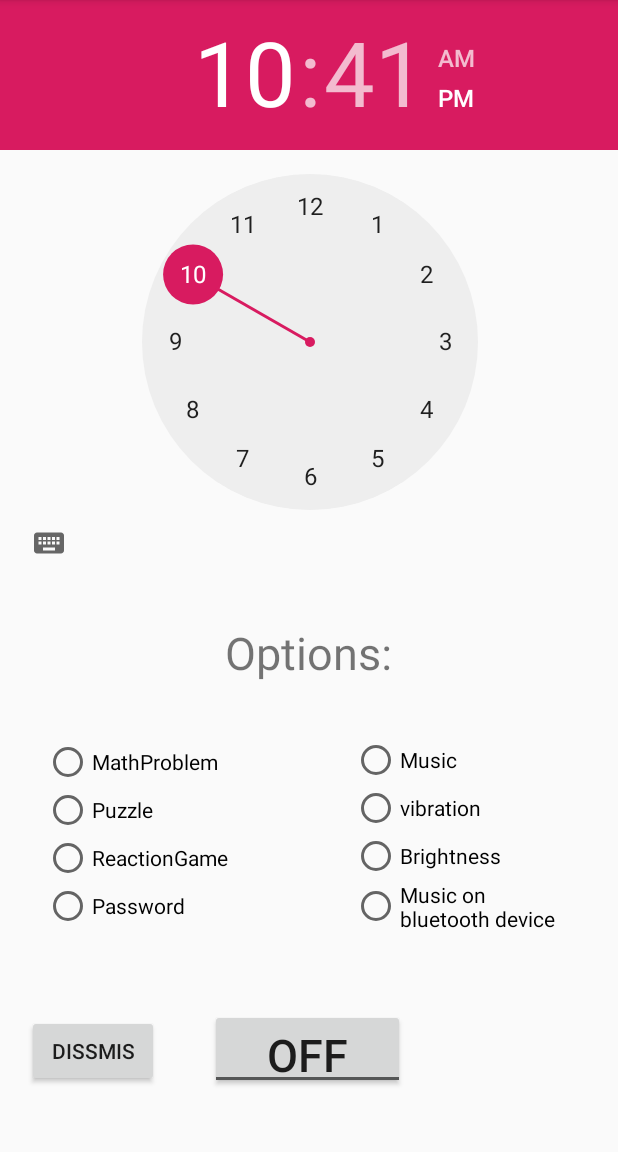
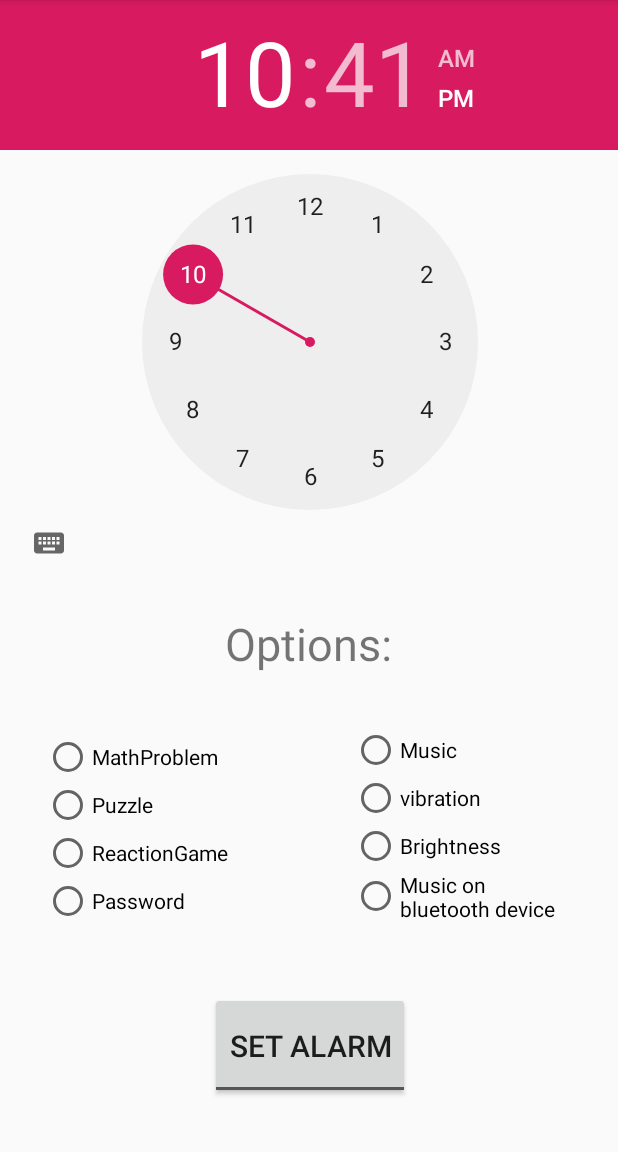
Before and after one commit to daantjee546/AlarmClockApp, an Android app: the SetAlarm screen opened directly, with no data from a screen before it, on a phone screen of 412 x 824 dp, the part 84-1236 px from its top. Run offline under Robolectric (Android 15) with nearby library versions, the phone set to English and light mode, and no system bars.

```diff
--- a/AlarmClockApp/app/src/main/res/layout/activity_set_alarm.xml
+++ b/AlarmClockApp/app/src/main/res/layout/activity_set_alarm.xml
@@ -18,15 +18,17 @@
 
     <ToggleButton
         android:id="@+id/toggleButton"
-        android:layout_width="130dp"
-        android:layout_height="53dp"
+        android:layout_width="133dp"
+        android:layout_height="71dp"
         android:layout_marginStart="140dp"
-        android:layout_marginTop="20dp"
+        android:layout_marginTop="12dp"
         android:layout_marginEnd="141dp"
-        android:layout_marginBottom="32dp"
+        android:layout_marginBottom="21dp"
         android:checked="false"
         android:onClick="setAlarm"
-        android:textSize="30sp"
+        android:textOff="Set alarm"
+        android:textOn="Cancel / dismiss"
+        android:textSize="20sp"
         app:layout_constraintBottom_toBottomOf="parent"
         app:layout_constraintEnd_toEndOf="parent"
         app:layout_constraintHorizontal_bias="0.0"
@@ -53,6 +55,7 @@
         android:layout_width="137dp"
         android:layout_height="143dp"
         android:layout_marginStart="34dp"
+        android:layout_marginTop="10dp"
         app:layout_constraintBottom_toTopOf="@+id/toggleButton"
         app:layout_constraintEnd_toStartOf="@+id/radioGroupAnnoying"
         app:layout_constraintStart_toStartOf="parent"
@@ -89,7 +92,7 @@
         android:layout_width="148dp"
         android:layout_height="151dp"
         android:layout_marginStart="68dp"
-        android:layout_marginTop="25dp"
+        android:layout_marginTop="20dp"
         android:layout_marginEnd="34dp"
         app:layout_constraintBottom_toTopOf="@+id/toggleButton"
         app:layout_constraintEnd_toEndOf="parent"
@@ -122,19 +125,4 @@
 
     </RadioGroup>
 
-    <Button
-        android:id="@+id/btnDismiss"
-        android:layout_width="wrap_content"
-        android:layout_height="wrap_content"
-        android:layout_marginStart="18dp"
-        android:layout_marginTop="35dp"
-        android:layout_marginEnd="34dp"
-        android:layout_marginBottom="38dp"
-        android:text="Dissmis"
-        app:layout_constraintBottom_toBottomOf="parent"
-        app:layout_constraintEnd_toStartOf="@+id/toggleButton"
-        app:layout_constraintStart_toStartOf="parent"
-        app:layout_constraintTop_toBottomOf="@+id/radioGroupGames"
-        android:onClick="dismissAlarm"/>
-
 </androidx.constraintlayout.widget.ConstraintLayout>
```
Also changed, not shown: AlarmClockApp/app/src/main/AndroidManifest.xml (+10 -1 lines), AlarmClockApp/app/src/main/java/com/example/alarmclockapp/AlarmReceiver.kt (+24 -61 lines), AlarmClockApp/app/src/main/java/com/example/alarmclockapp/SetAlarm.kt (+53 -183 lines).
